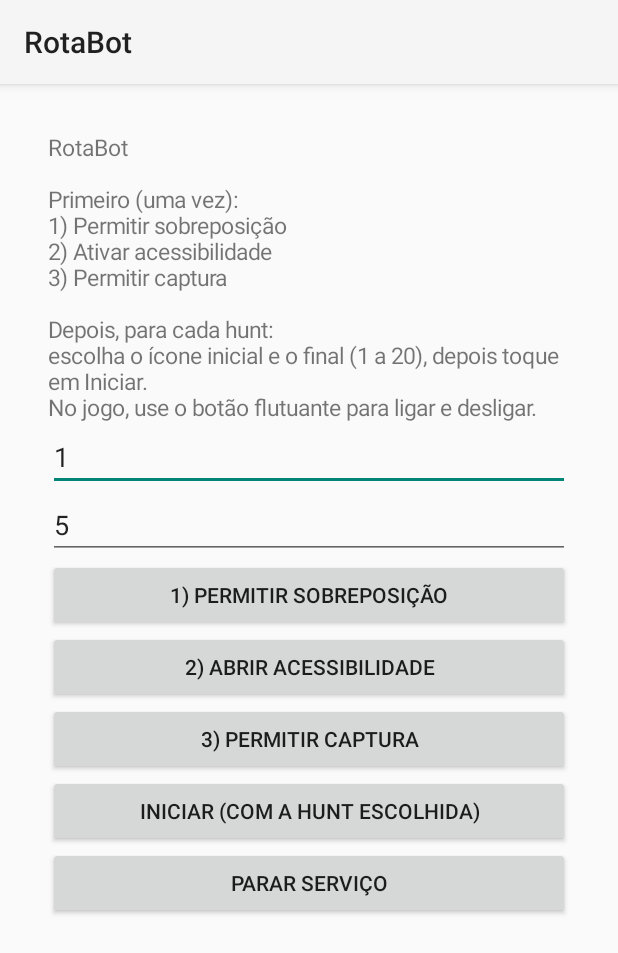
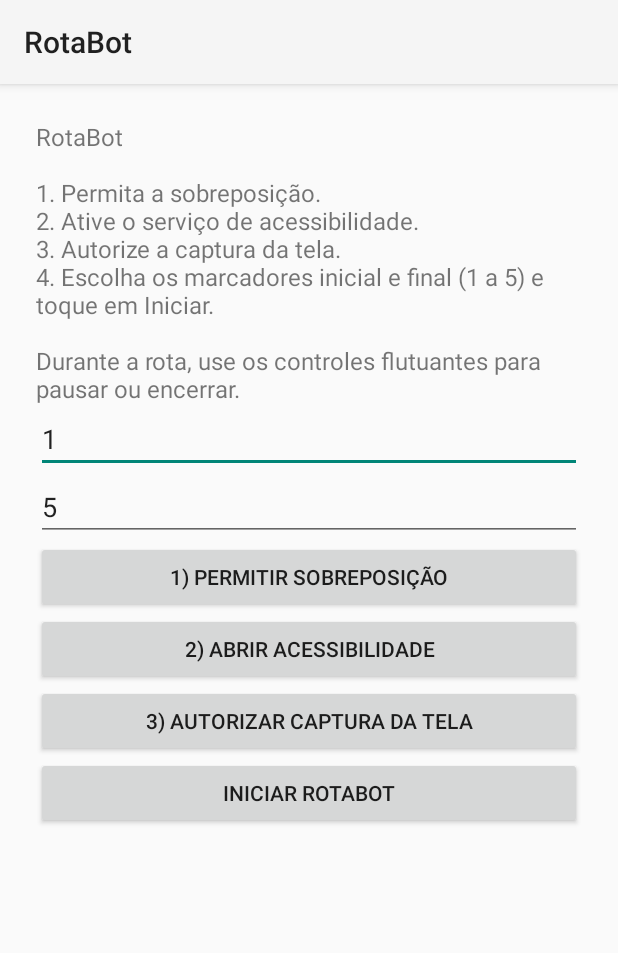
Before and after one commit to bruno2901a-sketch/cavebot, an Android app: the screen it shows after launch (MainActivity), after a tap on "1) PERMITIR SOBREPOSIÇÃO", on a phone screen of 412 x 824 dp. Shown: the top 953 px of the screen. Run offline under Robolectric (Android 15) with nearby library versions, the phone set to English and light mode, and no system bars.

Commit message:
Corrigir configuração e base do RotaBot

```diff
--- a/app/src/main/java/com/rotabot/MainActivity.kt
+++ b/app/src/main/java/com/rotabot/MainActivity.kt
@@ -14,8 +14,7 @@ import android.widget.TextView
 import android.widget.Toast
 
 class MainActivity : Activity() {
-
-    private val CODIGO_CAPTURA = 42
+    private val codigoCaptura = 42
     private var dadosCaptura: Intent? = null
     private var resultadoCaptura = 0
 
@@ -25,102 +24,95 @@ class MainActivity : Activity() {
 
         val tela = LinearLayout(this).apply {
             orientation = LinearLayout.VERTICAL
-            setPadding(48, 48, 48, 48)
+            setPadding(36, 36, 36, 36)
         }
-        val erroAnterior = RelatorioErro.ler(this)
-        if (erroAnterior != null) {
-            tela.addView(TextView(this).apply {
-                text = "ERRO DA ÚLTIMA VEZ:\n\n$erroAnterior"
-                textSize = 11f
-            })
-            tela.addView(Button(this).apply {
-                text = "Limpar erro"
-                setOnClickListener {
-                    RelatorioErro.limpar(this@MainActivity)
-                    recreate()
-                }
-            })
+        val titulo = TextView(this).apply {
+            text = "RotaBot\n\n1. Permita a sobreposição.\n2. Ative o serviço de acessibilidade.\n3. Autorize a captura da tela.\n4. Escolha os marcadores inicial e final (1 a 5) e toque em Iniciar.\n\nDurante a rota, use os controles flutuantes para pausar ou encerrar."
+            textSize = 16f
         }
-        val texto = TextView(this).apply {
-            text = "RotaBot\n\nPrimeiro (uma vez):\n1) Permitir sobreposição\n2) Ativar acessibilidade\n3) Permitir captura\n\nDepois, para cada hunt:\nescolha o ícone inicial e o final (1 a 20), depois toque em Iniciar.\nNo jogo, use o botão flutuante para ligar e desligar."
-            textSize = 15f
-        }
-        val campoInicio = EditText(this).apply {
-            hint = "Ícone inicial (1 a 20)"
+        val inicio = EditText(this).apply {
+            hint = "Marcador inicial (1 a 5)"
             setText("1")
             inputType = android.text.InputType.TYPE_CLASS_NUMBER
         }
-        val campoFim = EditText(this).apply {
-            hint = "Ícone final (1 a 20)"
+        val fim = EditText(this).apply {
+            hint = "Marcador final (1 a 5)"
             setText("5")
             inputType = android.text.InputType.TYPE_CLASS_NUMBER
         }
-        val btnSobreposicao = Button(this).apply {
+        val sobreposicao = Button(this).apply {
             text = "1) Permitir sobreposição"
             setOnClickListener {
-                startActivity(
-                    Intent(Settings.ACTION_MANAGE_OVERLAY_PERMISSION,
-                        Uri.parse("package:$packageName"))
-                )
+                if (Build.VERSION.SDK_INT >= 23) {
+                    startActivity(Intent(Settings.ACTION_MANAGE_OVERLAY_PERMISSION, Uri.parse("package:$packageName")))
+                }
             }
         }
-        val btnAcess = Button(this).apply {
+        val acessibilidade = Button(this).apply {
             text = "2) Abrir acessibilidade"
             setOnClickListener { startActivity(Intent(Settings.ACTION_ACCESSIBILITY_SETTINGS)) }
         }
-        val btnCaptura = Button(this).apply {
-            text = "3) Permitir captura"
+        val captura = Button(this).apply {
+            text = "3) Autorizar captura da tela"
             setOnClickListener {
-                val gerente = getSystemService(MEDIA_PROJECTION_SERVICE) as MediaProjectionManager
-                startActivityForResult(gerente.createScreenCaptureIntent(), CODIGO_CAPTURA)
+                val manager = getSystemService(MEDIA_PROJECTION_SERVICE) as MediaProjectionManager
+                startActivityForResult(manager.createScreenCaptureIntent(), codigoCaptura)
             }
         }
-        val btnIniciar = Button(this).apply {
-            text = "Iniciar (com a hunt escolhida)"
-            setOnClickListener { iniciarBot(campoInicio, campoFim) }
-        }
-        val btnParar = Button(this).apply {
-            text = "Parar serviço"
+        val iniciar = Button(this).apply {
+            text = "Iniciar RotaBot"
             setOnClickListener {
-                startService(Intent(this@MainActivity, BotService::class.java)
-                    .setAction(BotService.ACAO_PARAR))
+                val a = inicio.text.toString().toIntOrNull()
+                val b = fim.text.toString().toIntOrNull()
+                if (a == null || b == null || a !in 1..5 || b !in 1..5 || a > b) {
+                    Toast.makeText(this@MainActivity, "Escolha marcadores entre 1 e 5. O inicial deve ser menor ou igual ao final.", Toast.LENGTH_LONG).show()
+                    return@setOnClickListener
+                }
+                if (!Settings.canDrawOverlays(this@MainActivity)) {
+                    Toast.makeText(this@MainActivity, "Ative a permissão de sobreposição.", Toast.LENGTH_LONG).show()
+                    return@setOnClickListener
+                }
+                if (ToqueService.instance == null) {
+                    Toast.makeText(this@MainActivity, "Ative o RotaBot em Acessibilidade e volte.", Toast.LENGTH_LONG).show()
+                    return@setOnClickListener
+                }
+                val dados = dadosCaptura
+                if (dados == null) {
+                    Toast.makeText(this@MainActivity, "Autorize a captura da tela primeiro.", Toast.LENGTH_LONG).show()
+                    return@setOnClickListener
+                }
+                val serviceIntent = Intent(this@MainActivity, BotService::class.java)
+                    .setAction(BotService.ACAO_INICIAR)
+                    .putExtra(BotService.EXTRA_INICIO, a)
+                    .putExtra(BotService.EXTRA_FIM, b)
+                    .putExtra(BotService.EXTRA_RESULTADO, resultadoCaptura)
+                    .putExtra(BotService.EXTRA_DADOS, dados)
+                if (Build.VERSION.SDK_INT >= 26) startForegroundService(serviceIntent) else startService(serviceIntent)
+                finish()
             }
         }
-
-        tela.addView(texto)
-        tela.addView(campoInicio)
-        tela.addView(campoFim)
-        tela.addView(btnSobreposicao)
-        tela.addView(btnAcess)
-        tela.addView(btnCaptura)
-        tela.addView(btnIniciar)
-        tela.addView(btnParar)
+        tela.addView(titulo)
+        tela.addView(inicio)
+        tela.addView(fim)
+        tela.addView(sobreposicao)
+        tela.addView(acessibilidade)
+        tela.addView(captura)
+        tela.addView(iniciar)
         setContentView(tela)
     }
 
+    @Deprecated("Deprecated in Android API")
     override fun onActivityResult(requestCode: Int, resultCode: Int, data: Intent?) {
         super.onActivityResult(requestCode, resultCode, data)
-        if (requestCode == CODIGO_CAPTURA && resultCode == RESULT_OK && data != null) {
-            resultadoCaptura = resultCode
-            dadosCaptura = data
+        if (requestCode == codigoCaptura) {
+            if (resultCode == RESULT_OK && data != null) {
+                resultadoCaptura = resultCode
+                dadosCaptura = data
+                Toast.makeText(this, "Captura autorizada. Agora toque em Iniciar.", Toast.LENGTH_SHORT).show()
+            } else {
+                dadosCaptura = null
+                Toast.makeText(this, "A captura é necessária para usar a rota.", Toast.LENGTH_LONG).show()
+            }
         }
     }
-
-    private fun iniciarBot(campoInicio: EditText, campoFim: EditText) {
-        val inicio = campoInicio.text.toString().toIntOrNull() ?: 1
-        val fim = campoFim.text.toString().toIntOrNull() ?: 5
-        val dados = dadosCaptura
-        if (dados == null) {
-            Toast.makeText(this, "Antes, toque em 3) Permitir captura e aceite.", Toast.LENGTH_LONG).show()
-            return
-        }
-        val intent = Intent(this, BotService::class.java)
-            .setAction(BotService.ACAO_INICIAR)
-            .putExtra("inicio", inicio)
-            .putExtra("fim", fim)
-            .putExtra("resultado", resultadoCaptura)
-            .putExtra("dados", dados)
-        if (Build.VERSION.SDK_INT >= 26) startForegroundService(intent) else startService(intent)
-        finish()
-    }
 }
```
